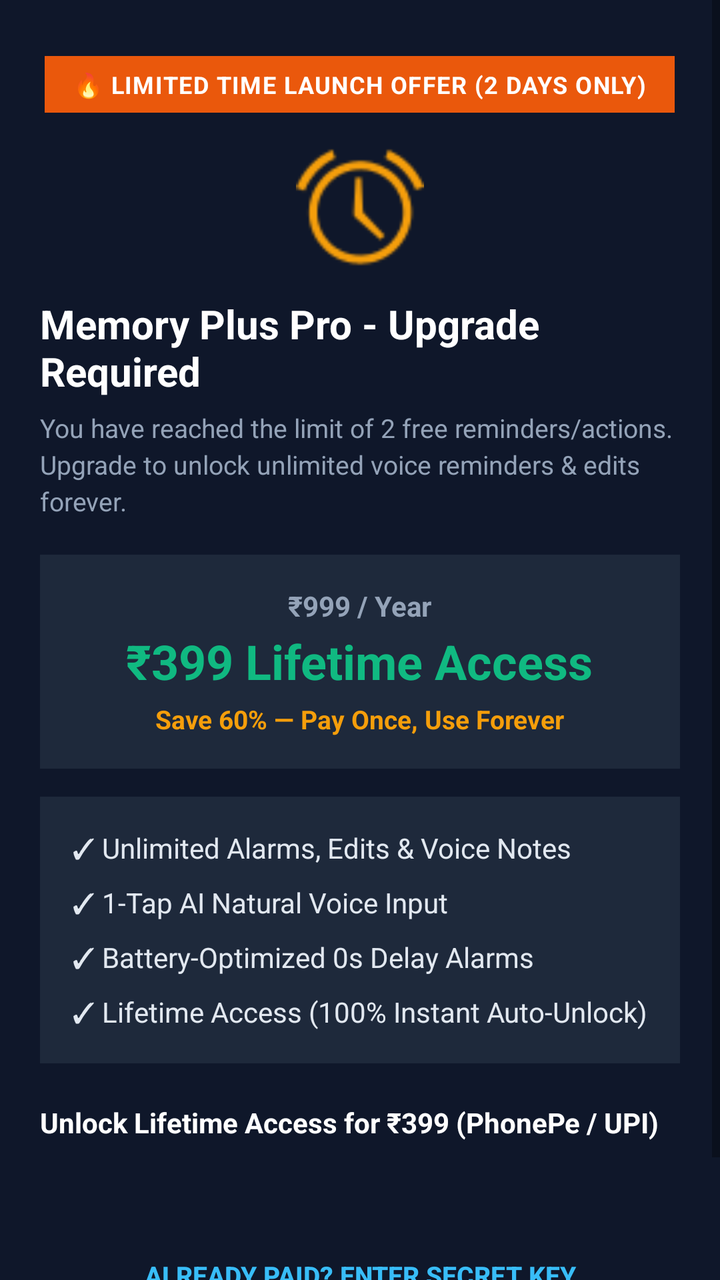
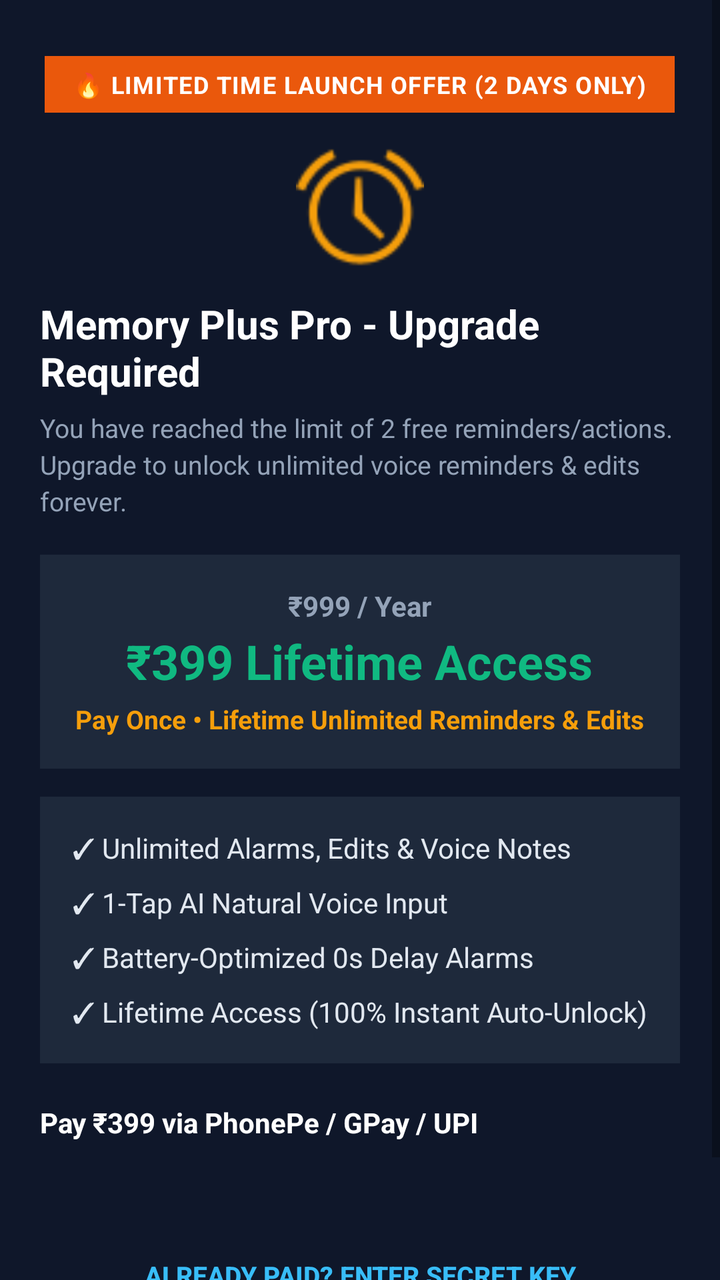

Compare the two renders of this Android layout. The source of the first and the diff that turns it into the second are given below.
<!-- AndroidManifest.xml: activity theme Theme.MyApplication -->
<!-- res/layout/activity_paywall.xml -->
<?xml version="1.0" encoding="utf-8"?>
<ScrollView xmlns:android="http://schemas.android.com/apk/res/android"
    android:layout_width="match_parent"
    android:layout_height="match_parent"
    android:fillViewport="true"
    android:background="#0F172A">

    <LinearLayout
        android:layout_width="match_parent"
        android:layout_height="wrap_content"
        android:orientation="vertical"
        android:padding="20dp"
        android:gravity="center_horizontal">

        
        <LinearLayout
            android:id="@+id/ll_offer_badge"
            android:layout_width="wrap_content"
            android:layout_height="wrap_content"
            android:layout_marginTop="8dp"
            android:background="#EA580C"
            android:paddingStart="14dp"
            android:paddingEnd="14dp"
            android:paddingTop="6dp"
            android:paddingBottom="6dp"
            android:gravity="center">

            <TextView
                android:id="@+id/tv_offer_badge_text"
                android:layout_width="wrap_content"
                android:layout_height="wrap_content"
                android:text="🔥 LIMITED TIME LAUNCH OFFER (2 DAYS ONLY)"
                android:textColor="#FFFFFF"
                android:textSize="12sp"
                android:textStyle="bold"
                android:letterSpacing="0.04" />
        </LinearLayout>

        <ImageView
            android:id="@+id/iv_lock_icon"
            android:layout_width="64dp"
            android:layout_height="64dp"
            android:layout_marginTop="16dp"
            android:src="@android:drawable/ic_lock_idle_alarm"
            android:tint="#F59E0B"
            android:contentDescription="Upgrade Required" />

        <TextView
            android:id="@+id/tv_paywall_title"
            android:layout_width="wrap_content"
            android:layout_height="wrap_content"
            android:layout_marginTop="12dp"
            android:text="Memory Plus Pro - Upgrade Required"
            android:textColor="#FFFFFF"
            android:textSize="20sp"
            android:textStyle="bold"
            android:textAlignment="center" />

        <TextView
            android:id="@+id/tv_paywall_subtitle"
            android:layout_width="wrap_content"
            android:layout_height="wrap_content"
            android:layout_marginTop="6dp"
            android:text="You have reached the limit of 2 free reminders/actions. Upgrade to unlock unlimited voice reminders &amp; edits forever."
            android:textColor="#94A3B8"
            android:textSize="13sp"
            android:textAlignment="center"
            android:lineSpacingExtra="3dp" />

        
        <LinearLayout
            android:id="@+id/ll_pricing_card"
            android:layout_width="match_parent"
            android:layout_height="wrap_content"
            android:layout_marginTop="18dp"
            android:background="#1E293B"
            android:orientation="vertical"
            android:padding="16dp"
            android:gravity="center_horizontal">

            
            <TextView
                android:id="@+id/tv_original_price"
                android:layout_width="wrap_content"
                android:layout_height="wrap_content"
                android:text="₹999 / Year"
                android:textColor="#94A3B8"
                android:textSize="14sp"
                android:textStyle="bold" />

            
            <TextView
                android:id="@+id/tv_deal_price"
                android:layout_width="wrap_content"
                android:layout_height="wrap_content"
                android:layout_marginTop="2dp"
                android:text="₹399 Lifetime Access"
                android:textColor="#10B981"
                android:textSize="24sp"
                android:textStyle="bold" />

            
            <TextView
                android:id="@+id/tv_savings_note"
                android:layout_width="wrap_content"
                android:layout_height="wrap_content"
                android:layout_marginTop="4dp"
                android:text="Save 60% — Pay Once, Use Forever"
                android:textColor="#F59E0B"
                android:textSize="13sp"
                android:textStyle="bold" />
        </LinearLayout>

        
        <LinearLayout
            android:id="@+id/ll_features_card"
            android:layout_width="match_parent"
            android:layout_height="wrap_content"
            android:layout_marginTop="14dp"
            android:background="#1E293B"
            android:orientation="vertical"
            android:padding="16dp">

            <TextView
                android:layout_width="wrap_content"
                android:layout_height="wrap_content"
                android:text="✓ Unlimited Alarms, Edits &amp; Voice Notes"
                android:textColor="#E2E8F0"
                android:textSize="14sp"
                android:layout_marginBottom="8dp" />

            <TextView
                android:layout_width="wrap_content"
                android:layout_height="wrap_content"
                android:text="✓ 1-Tap AI Natural Voice Input"
                android:textColor="#E2E8F0"
                android:textSize="14sp"
                android:layout_marginBottom="8dp" />

            <TextView
                android:layout_width="wrap_content"
                android:layout_height="wrap_content"
                android:text="✓ Battery-Optimized 0s Delay Alarms"
                android:textColor="#E2E8F0"
                android:textSize="14sp"
                android:layout_marginBottom="8dp" />

            <TextView
                android:layout_width="wrap_content"
                android:layout_height="wrap_content"
                android:text="✓ Lifetime Access (100% Instant Auto-Unlock)"
                android:textColor="#E2E8F0"
                android:textSize="14sp" />
        </LinearLayout>

        
        <Button
            android:id="@+id/btn_pay_upi"
            android:layout_width="match_parent"
            android:layout_height="56dp"
            android:layout_marginTop="20dp"
            android:backgroundTint="#059669"
            android:text="Unlock Lifetime Access for ₹399 (PhonePe / UPI)"
            android:textColor="#FFFFFF"
            android:textSize="14sp"
            android:textStyle="bold" />

        
        <Button
            android:id="@+id/btn_enter_secret_key"
            style="?android:attr/borderlessButtonStyle"
            android:layout_width="match_parent"
            android:layout_height="44dp"
            android:layout_marginTop="8dp"
            android:text="Already Paid? Enter Secret Key"
            android:textColor="#38BDF8"
            android:textSize="13sp"
            android:textStyle="bold" />

        
        <TextView
            android:layout_width="wrap_content"
            android:layout_height="wrap_content"
            android:layout_marginTop="12dp"
            android:text="Direct UPI Instant Verification • Lifetime Access"
            android:textColor="#64748B"
            android:textSize="12sp"
            android:textAlignment="center" />

    </LinearLayout>
</ScrollView>
<!-- resources referenced by this layout -->
<resources>
  <style name="Theme.MyApplication" parent="android:Theme.Material.Light.NoActionBar" />
</resources>

<!-- the commit's change to res/layout/activity_paywall.xml (unified diff, before → after) -->
@@ -105,7 +105,7 @@
                 android:layout_width="wrap_content"
                 android:layout_height="wrap_content"
                 android:layout_marginTop="4dp"
-                android:text="Save 60% — Pay Once, Use Forever"
+                android:text="Pay Once • Lifetime Unlimited Reminders &amp; Edits"
                 android:textColor="#F59E0B"
                 android:textSize="13sp"
                 android:textStyle="bold" />
@@ -160,7 +160,7 @@
             android:layout_height="56dp"
             android:layout_marginTop="20dp"
             android:backgroundTint="#059669"
-            android:text="Unlock Lifetime Access for ₹399 (PhonePe / UPI)"
+            android:text="Pay ₹399 via PhonePe / GPay / UPI"
             android:textColor="#FFFFFF"
             android:textSize="14sp"
             android:textStyle="bold" />
